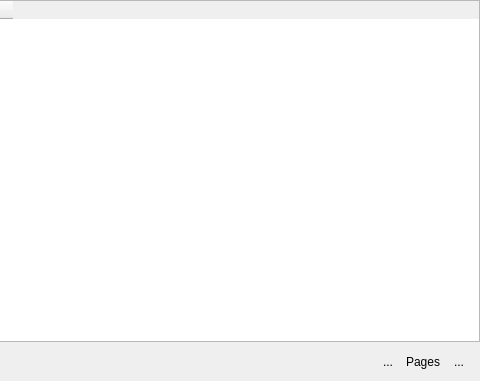
Old version of the form tafor/components/ui/main_table.ui in the repository up1and/tafor; both pictures show x 388 to 868 and y 0 to 381 of the 868 by 381 pixel window.
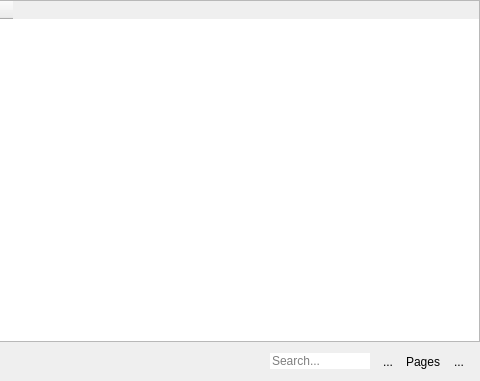
New version of the form.

Commit message: 新增报文支持按时间过滤

Diff of the .ui file:
```diff
--- a/tafor/components/ui/main_table.ui
+++ b/tafor/components/ui/main_table.ui
@@ -94,6 +94,28 @@
         </property>
        </spacer>
       </item>
+      <item>
+       <widget class="QLineEdit" name="search">
+        <property name="maximumSize">
+         <size>
+          <width>100</width>
+          <height>16777215</height>
+         </size>
+        </property>
+        <property name="styleSheet">
+         <string notr="true">border: 0;</string>
+        </property>
+        <property name="inputMethodHints">
+         <set>Qt::ImhDate</set>
+        </property>
+        <property name="placeholderText">
+         <string>Search...</string>
+        </property>
+        <property name="clearButtonEnabled">
+         <bool>true</bool>
+        </property>
+       </widget>
+      </item>
       <item>
        <widget class="QToolButton" name="prevButton">
         <property name="text">
```
The commit also changes 2 other files.
